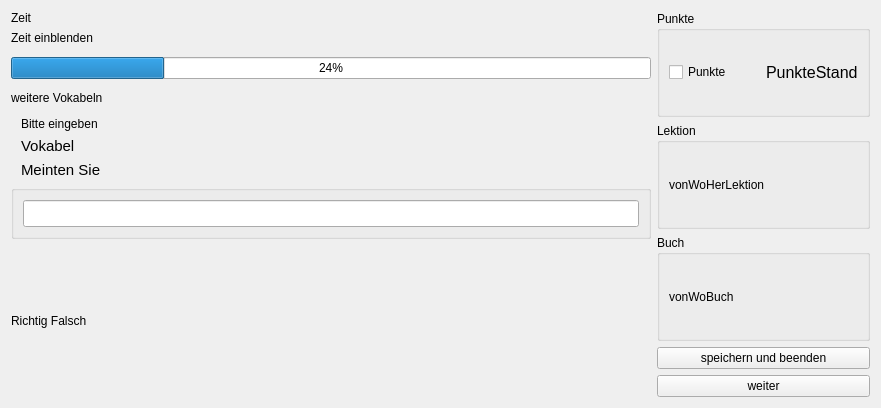
Qt form UIs/WindowAbfrage.ui (JPaehr/VokabelTrainer) before a commit.
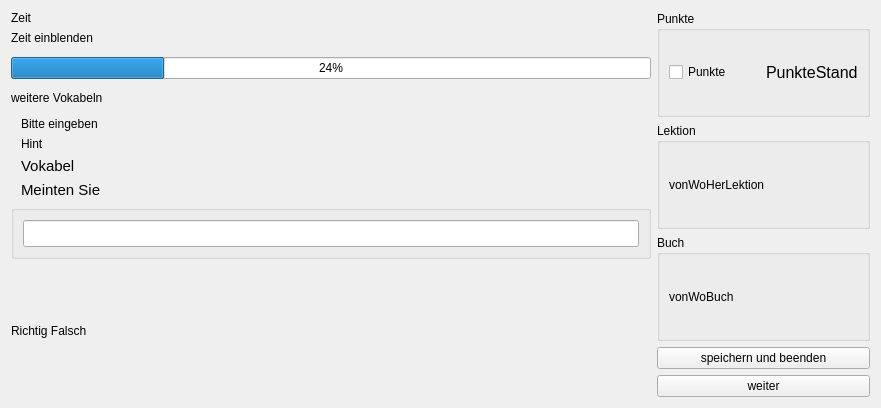
The same form after that commit. Custom widgets are drawn as their Qt base class.

Commit message: added some hints for vocabulary in querywindow

What changed in the file:
```diff
--- a/UIs/WindowAbfrage.ui
+++ b/UIs/WindowAbfrage.ui
@@ -17,7 +17,7 @@
    <item>
     <layout class="QHBoxLayout" name="horizontalLayout" stretch="3,1">
      <item>
-      <layout class="QVBoxLayout" name="verticalLayout" stretch="3,0,0,0,0,0,5">
+      <layout class="QVBoxLayout" name="verticalLayout" stretch="3,0,0,0,0,0,0,5">
        <item>
         <layout class="QVBoxLayout" name="verticalLayout_9" stretch="0,0,1,1">
          <item>
@@ -96,6 +96,20 @@
          </item>
         </layout>
        </item>
+       <item>
+        <layout class="QVBoxLayout" name="verticalLayout_4">
+         <property name="leftMargin">
+          <number>10</number>
+         </property>
+         <item>
+          <widget class="QLabel" name="labHint">
+           <property name="text">
+            <string>Hint</string>
+           </property>
+          </widget>
+         </item>
+        </layout>
+       </item>
        <item>
         <layout class="QHBoxLayout" name="horizontalLayout_5">
          <property name="leftMargin">
```
The commit also changes 3 other files.
